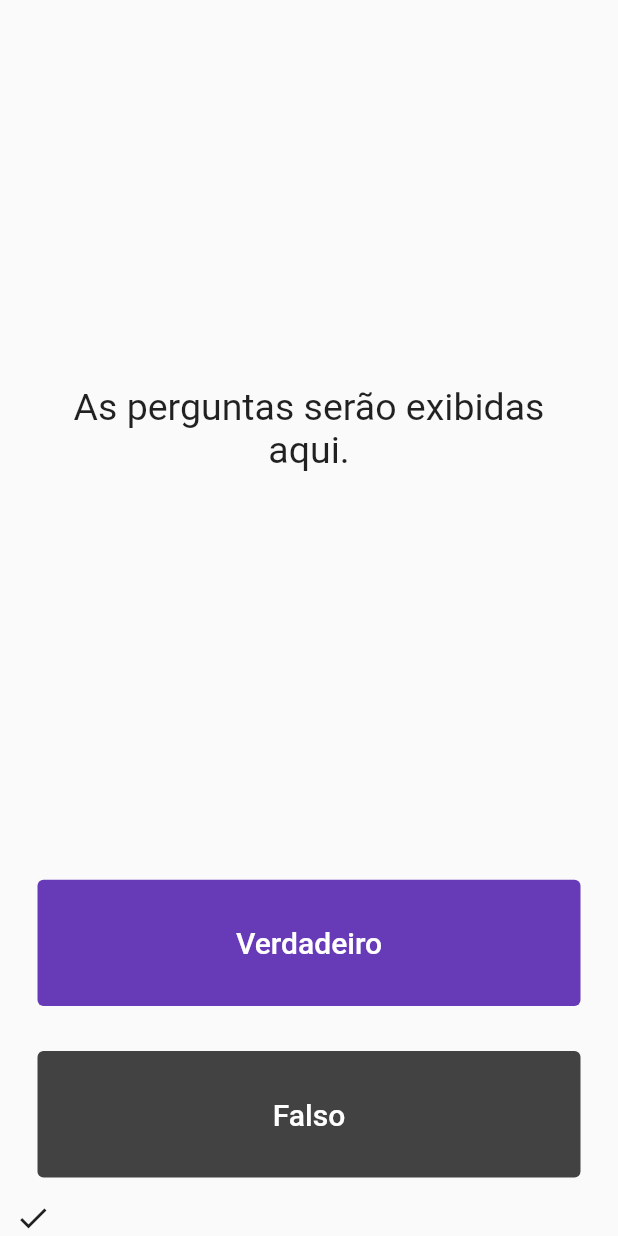
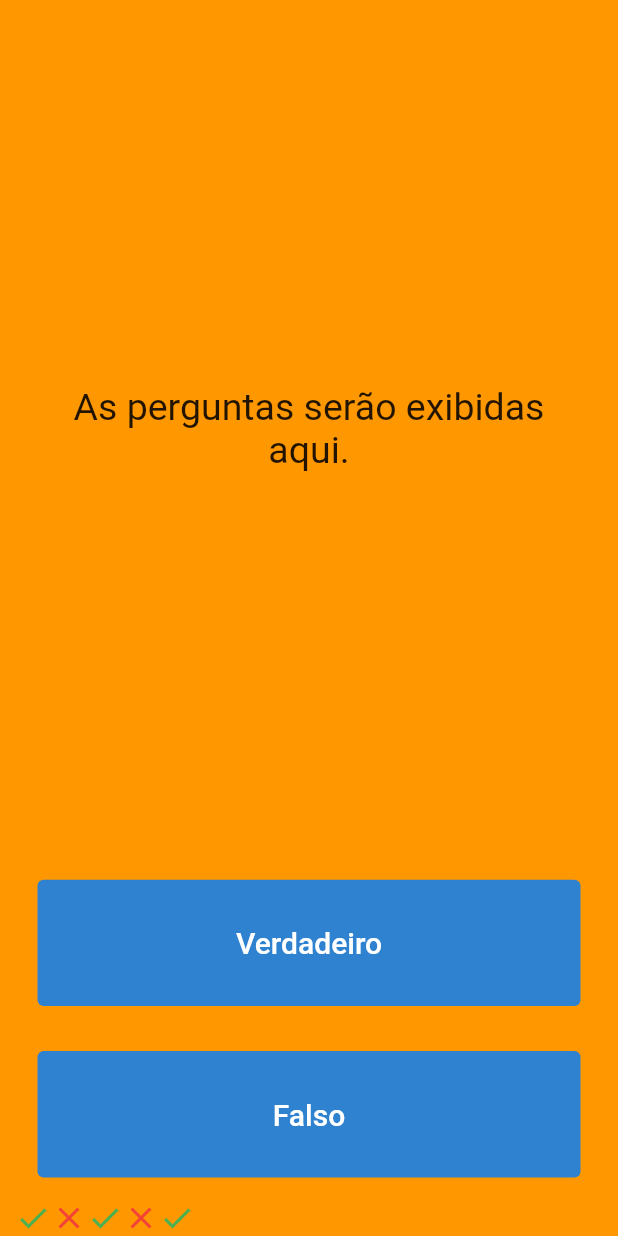
Before and after one commit to ThiagoPereiraj/appQuiz, a Flutter app: the screen it shows after launch, after a tap on "Verdadeiro", on a phone screen of 412 x 824 dp. Run offline on Flutter 3.47's test engine with Material 2 defaults, Android fonts, the phone set to English and light mode, and no system bars.

Commit message:
Adicionado marcador de pontos

```diff
--- a/lib/main.dart
+++ b/lib/main.dart
@@ -7,6 +7,7 @@ class QuizApp extends StatelessWidget {
   Widget build(BuildContext context) {
     return MaterialApp(
       home: Scaffold(
+        backgroundColor: Colors.orange,
         body: SafeArea(
           child: Padding(
             padding: const EdgeInsets.symmetric(horizontal: 10.0),
@@ -24,6 +25,18 @@ class QuizPage extends StatefulWidget {
 }
 
 class _QuizPageState extends State<QuizPage> {
+  List<Icon> marcadorDePontos = [
+    Icon(Icons.check, color: Colors.green),
+    Icon(
+      Icons.close,
+      color: Colors.red,
+    ),
+    Icon(Icons.check, color: Colors.green),
+    Icon(
+      Icons.close,
+      color: Colors.red,
+    ),
+  ];
   @override
   Widget build(BuildContext context) {
     return Column(
@@ -50,10 +63,8 @@ class _QuizPageState extends State<QuizPage> {
             padding: const EdgeInsets.all(15.0),
             child: TextButton(
               style: TextButton.styleFrom(
-
-              backgroundColor: Colors.deepPurple,
+                backgroundColor: Color.fromARGB(255, 47, 130, 207),
               ),
-
               child: const Text(
                 'Verdadeiro',
                 style: TextStyle(
@@ -62,7 +73,9 @@ class _QuizPageState extends State<QuizPage> {
                 ),
               ),
               onPressed: () {
-                //O usuário clica no botão verdadeiro.
+                setState(() {
+                  marcadorDePontos.add(Icon(Icons.check, color: Colors.green));
+                });
               },
             ),
           ),
@@ -72,8 +85,7 @@ class _QuizPageState extends State<QuizPage> {
             padding: const EdgeInsets.all(15.0),
             child: TextButton(
               style: TextButton.styleFrom(
-
-              backgroundColor: Colors.grey.shade800,
+                backgroundColor: Color.fromARGB(255, 47, 130, 207),
               ),
               child: const Text(
                 'Falso',
@@ -88,12 +100,9 @@ class _QuizPageState extends State<QuizPage> {
             ),
           ),
         ),
-         Row(
-          children: [
-            Icon(Icons.check),
-          ],
-         )
-
+        Row(
+          children: marcadorDePontos,
+        ),
       ],
     );
   }
```
